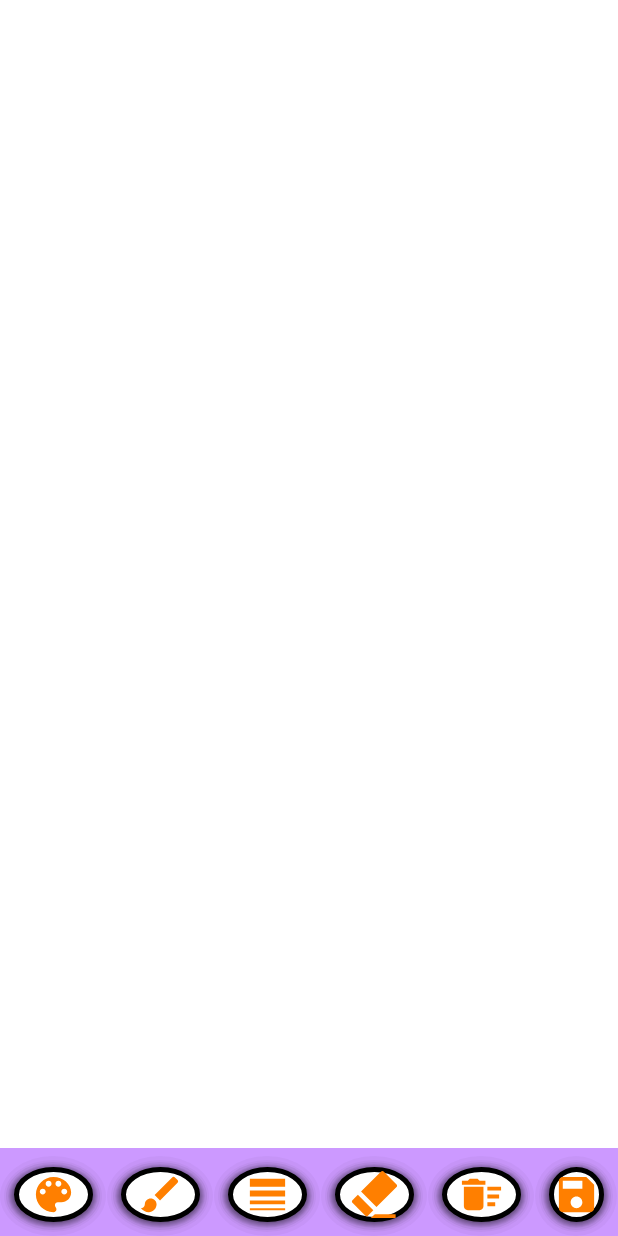
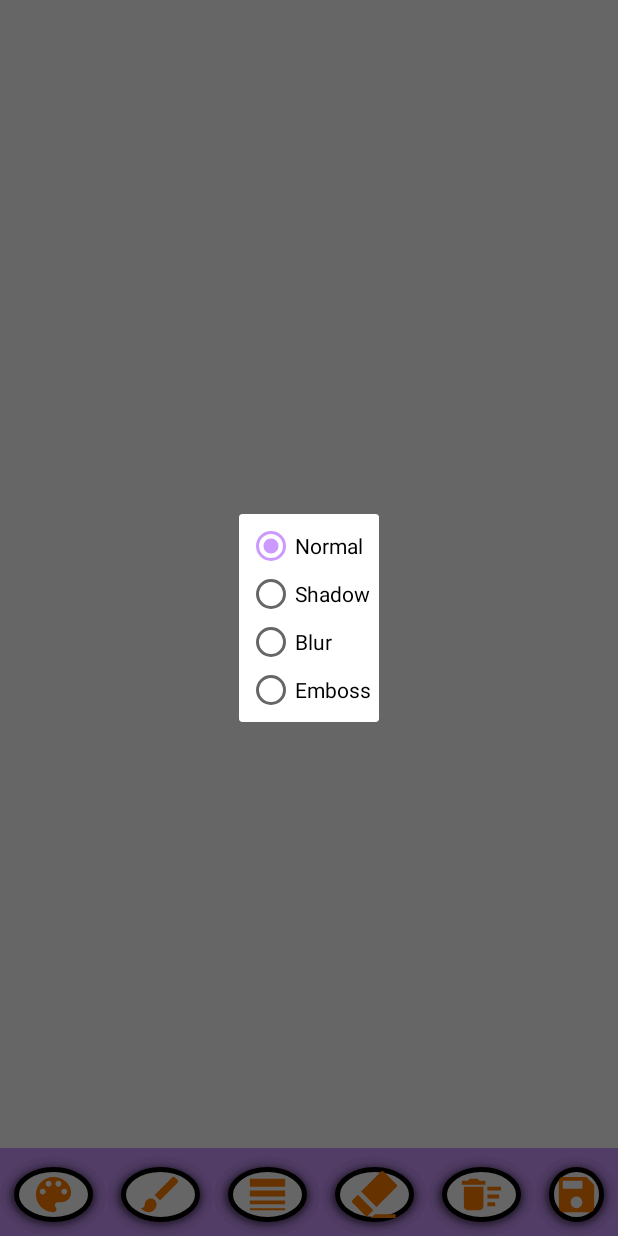
Before and after one commit to mree58/SimplePaint, an Android app: the MyPaint screen opened directly, with no data from a screen before it, after a tap on an icon or button, on a phone screen of 412 x 824 dp. Run offline under Robolectric (Android 15) with nearby library versions, the phone set to English and light mode, and no system bars.

Commit message:
*3 new brush types *theme color applied to the whole app *about info popup larged

```diff
--- a/app/build.gradle
+++ b/app/build.gradle
@@ -8,8 +8,8 @@ android {
         applicationId "com.emrebaran.simplepaint"
         minSdkVersion 19
         targetSdkVersion 23
-        versionCode 2
-        versionName "1.1"
+        versionCode 3
+        versionName "1.2"
     }
     buildTypes {
         release {
--- a/app/src/main/java/com/emrebaran/simplepaint/DrawingView.java
+++ b/app/src/main/java/com/emrebaran/simplepaint/DrawingView.java
@@ -3,8 +3,10 @@ package com.emrebaran.simplepaint;
 
 import android.content.Context;
 import android.graphics.Bitmap;
+import android.graphics.BlurMaskFilter;
 import android.graphics.Canvas;
 import android.graphics.Color;
+import android.graphics.EmbossMaskFilter;
 import android.graphics.Paint;
 import android.graphics.Path;
 import android.graphics.PorterDuff;
@@ -45,7 +47,37 @@ public class DrawingView extends View {
         drawPaint.setStrokeJoin(Paint.Join.ROUND);
         drawPaint.setStrokeCap(Paint.Cap.ROUND);
         canvasPaint = new Paint(Paint.DITHER_FLAG);
+
+        setBrushFilter("normal");
     }
+
+
+
+    public void setBrushFilter(String filterType) {
+
+        switch (filterType) {
+            case "normal":
+                drawPaint.setShadowLayer(0,0,0,paintColor);
+                drawPaint.setMaskFilter(null);
+                break;
+            case "shadow":
+                drawPaint.setMaskFilter(null);
+                drawPaint.setShadowLayer(15,15,15,Color.BLACK);
+                break;
+            case "blur":
+                drawPaint.setShadowLayer(0,0,0,paintColor);
+                BlurMaskFilter filterB = new BlurMaskFilter(10,  BlurMaskFilter.Blur.NORMAL );
+                drawPaint.setMaskFilter(filterB);
+                break;
+            case "emboss":
+                drawPaint.setShadowLayer(0,0,0,paintColor);
+                EmbossMaskFilter filterE = new EmbossMaskFilter(new float[] { 0f, 1f, 0.5f }, 0.8f, 3f, 3f);
+                drawPaint.setMaskFilter(filterE);
+                break;
+        }
+
+    }
+
 
     @Override
     protected void onSizeChanged(int w, int h, int oldw, int oldh) {
@@ -118,7 +150,10 @@ public class DrawingView extends View {
         //	 drawPaint.setXfermode(new PorterDuffXfermode(PorterDuff.Mode.CLEAR));
 
 
-        if(erase) drawPaint.setColor(Color.WHITE);
+        if(erase){
+            setBrushFilter("normal");
+            drawPaint.setColor(Color.WHITE);
+        }
         else drawPaint.setXfermode(null);
 
     }
--- a/app/src/main/java/com/emrebaran/simplepaint/Login.java
+++ b/app/src/main/java/com/emrebaran/simplepaint/Login.java
@@ -93,7 +93,7 @@ public class Login  extends Activity{
             View layout = inflater.inflate(R.layout.layout_about, (ViewGroup) findViewById(R.id.popup_1));
 
             float popupWidth = 350*metrics.scaledDensity;
-            float popupHeight = 460*metrics.scaledDensity;
+            float popupHeight = 480*metrics.scaledDensity;
 
             pw = new PopupWindow(context);
             pw.setContentView(layout);
@@ -106,7 +106,7 @@ public class Login  extends Activity{
             p.y = 50;
 
             int OFFSET_X = -50;
-            int OFFSET_Y = (int)(80*metrics.scaledDensity);
+            int OFFSET_Y = (int)(65*metrics.scaledDensity);
 
 
             pw.showAtLocation(layout, Gravity.TOP, p.x + OFFSET_X, p.y + OFFSET_Y);
--- /dev/null
+++ b/app/src/main/res/layout/brush_chooser.xml
@@ -0,0 +1,48 @@
+<LinearLayout xmlns:android="http://schemas.android.com/apk/res/android"
+	android:layout_width="match_parent"
+	android:layout_height="match_parent"
+	android:gravity="center"
+	android:orientation="vertical" >
+
+
+	<RadioGroup
+		android:layout_width="match_parent"
+		android:layout_height="match_parent"
+		android:layout_margin="5dp"
+		android:id="@+id/rdBrush"
+		android:gravity="left"
+		android:layout_weight="1" >
+
+		<RadioButton
+			android:text="@string/brush1"
+			android:layout_width="wrap_content"
+			android:layout_height="wrap_content"
+			android:id="@+id/radioNormal"
+			android:layout_weight="1" />
+
+		<RadioButton
+			android:text="@string/brush2"
+			android:layout_width="wrap_content"
+			android:layout_height="wrap_content"
+			android:id="@+id/radioShadow"
+			android:layout_weight="1" />
+
+		<RadioButton
+			android:text="@string/brush3"
+			android:layout_width="wrap_content"
+			android:layout_height="wrap_content"
+			android:id="@+id/radioBlur"
+			android:layout_weight="1" />
+
+		<RadioButton
+			android:text="@string/brush4"
+			android:layout_width="wrap_content"
+			android:layout_height="wrap_content"
+			android:id="@+id/radioEmboss"
+			android:layout_weight="1" />
+
+
+	</RadioGroup>
+
+
+</LinearLayout>
--- a/app/src/main/res/values/strings.xml
+++ b/app/src/main/res/values/strings.xml
@@ -14,8 +14,8 @@
     <string name="about_application">This application is open-source software. You can find the source codes on GitHub: mree58 \nFeel free to contact if you have any ideas or problems with application. Mail: emrebaran.ceng@gmail.com</string>
     <string name="about_title_permissions">About Permissions</string>
     <string name="about_permissions">WRITE_EXTERNAL_STORAGE: for saving your paintings \nREAD_EXTERNAL_STORAGE: for showing you to your paintings</string>
-    <string name="about_application_version">Application Version:</string>
-    <string name="about_supported_languages">Supported Languages:</string>
+    <string name="about_application_version">Application Version: 1.2.0</string>
+    <string name="about_supported_languages">Supported Languages: English, Türkçe</string>
 
     <string name="app_exit">Press Again To Exit</string>
 
@@ -33,4 +33,9 @@
     <string name="colorpicker_dialog_cancel">CANCEL</string>
     <string name="colorpicker_dialog_ok">OK</string>
 
+    <string name="brush1">Normal</string>
+    <string name="brush2">Shadow</string>
+    <string name="brush3">Blur</string>
+    <string name="brush4">Emboss</string>
+
 </resources>
--- a/app/src/main/res/values/styles.xml
+++ b/app/src/main/res/values/styles.xml
@@ -5,7 +5,7 @@
         <!-- Customize your theme here. -->
         <item name="colorPrimary">@color/colorPrimary</item>
         <item name="colorPrimaryDark">@color/colorPrimaryDark</item>
-        <item name="colorAccent">@color/colorAccent</item>
+        <item name="colorAccent">@color/soft_purple</item>
     </style>
 
 
```
Also changed, not shown: app/src/main/java/com/emrebaran/simplepaint/MyPaint.java (+76 -9 lines), app/src/main/res/layout/layout_about.xml (+6 -40 lines), 2 other files.
